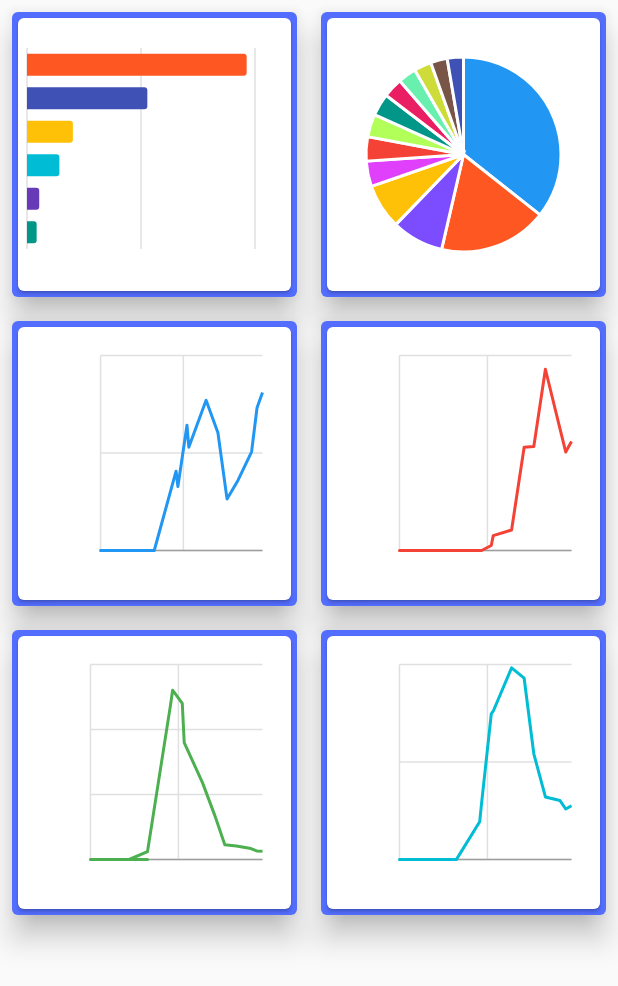
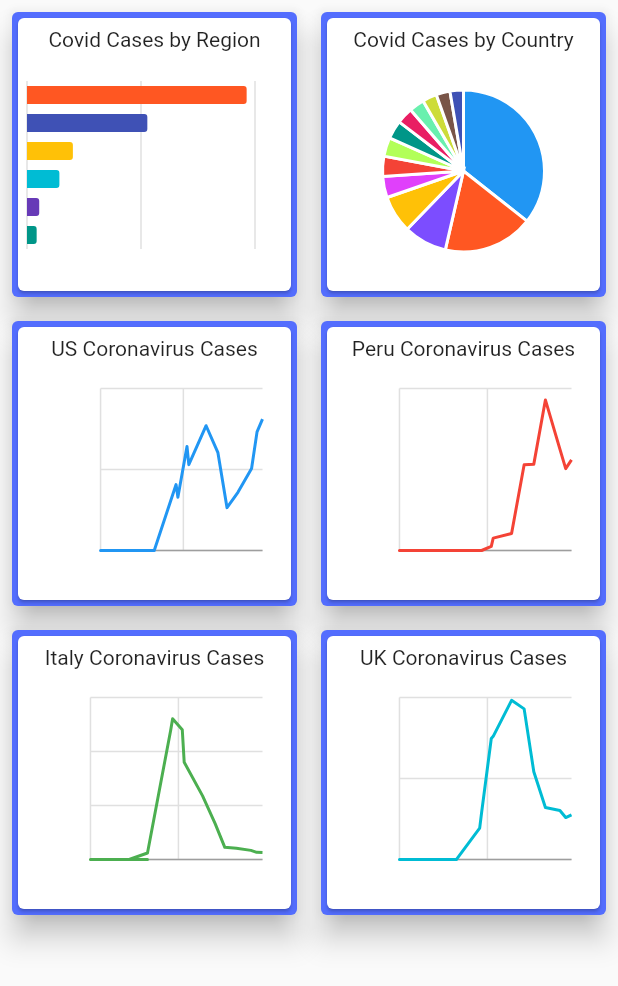
Before and after one commit to Renzo-Olivares/flutter_virus, a Flutter app: the Stats widget shown alone on an empty page, opened directly, on a phone screen of 412 x 824 dp. Shown: the top 986 px of the screen. Run offline on Flutter 3.47's test engine with Material 2 defaults, Android fonts, the phone set to English and light mode, and no system bars; our stand-ins replace charts_flutter, flip_card, google_fonts, material_design_icons_flutter, webview_flutter.

Commit message:
small style updates

```diff
--- a/lib/stats.dart
+++ b/lib/stats.dart
@@ -10,29 +10,38 @@ class Stats extends StatefulWidget {
 }
 
 class _StatsState extends State<Stats> {
+  static final List<String> _titles = [
+    'Covid Cases by Region',
+    'Covid Cases by Country',
+    'US Coronavirus Cases',
+    'Peru Coronavirus Cases',
+    'Italy Coronavirus Cases',
+    'UK Coronavirus Cases',
+  ];
+
   List<Widget> _statsPages = [
     StatsPage(
         chart: CoronavirusBarLabelChart.withSampleData(),
-        chartTitle: 'Coronavirus Cases by Region'),
+        chartTitle: _titles[0]),
     StatsPage(
       chart: CoronavirusPieChart.withSampleData(),
-      chartTitle: 'Coronavirus Cases by Country',
+      chartTitle: _titles[1],
     ),
     StatsPage(
       chart: CoronavirusTimeSeriesChart.withSampleDataUs(),
-      chartTitle: 'US Coronavirus Cases',
+      chartTitle: _titles[2],
     ),
     StatsPage(
       chart: CoronavirusTimeSeriesChart.withSampleDataPeru(),
-      chartTitle: 'Peru Coronavirus Cases',
+      chartTitle: _titles[3],
     ),
     StatsPage(
       chart: CoronavirusTimeSeriesChart.withSampleDataItaly(),
-      chartTitle: 'Germany Coronavirus Cases',
+      chartTitle: _titles[4],
     ),
     StatsPage(
       chart: CoronavirusTimeSeriesChart.withSampleDataUk(),
-      chartTitle: 'UK Coronavirus Cases',
+      chartTitle: _titles[5],
     )
   ];
 
@@ -71,7 +80,16 @@ class _StatsState extends State<Stats> {
                 return Card(
                   shape: RoundedRectangleBorder(
                       borderRadius: BorderRadius.all(Radius.circular(4.0))),
-                  child: IgnorePointer(child: _cardPreviews.elementAt(index)),
+                  child: Column(
+                    crossAxisAlignment: CrossAxisAlignment.center,
+                    children: [
+                      SizedBox(height: 6.0),
+                      Text(_titles.elementAt(index)),
+                      Expanded(
+                          child: IgnorePointer(
+                              child: _cardPreviews.elementAt(index))),
+                    ],
+                  ),
                 );
               },
             ),
@@ -95,6 +113,7 @@ class _StatsPageState extends State<StatsPage> {
     // TODO: implement build
     return Scaffold(
       appBar: AppBar(
+        centerTitle: true,
         title: Text(widget.chartTitle),
       ),
       body: widget.chart,
--- a/lib/countdown.dart
+++ b/lib/tools/countdown.dart
@@ -41,6 +41,7 @@ class _WashingHandsState extends State<WashingHands> {
         // Here we take the value from the MyHomePage object that was created by
         // the App.build method, and use it to set our appbar title.
         title: Text('Hand Washing Timer'),
+        centerTitle: true,
       ),
       body: Center(
         child: Column(
--- a/lib/welcome.dart
+++ b/lib/welcome.dart
@@ -39,7 +39,7 @@ class Welcome extends StatelessWidget {
               alignment: MainAxisAlignment.center,
               children: [
                 RaisedButton(
-                  child: Text('SIGN IN'),
+                  child: Text('CONTINUE'),
                   color: Theme.of(context).accentColor,
                   shape: RoundedRectangleBorder(
                     borderRadius: BorderRadius.circular(6.0),
```
Also changed, not shown: lib/tools.dart (+25 -107 lines), lib/tools/maskguide.dart (added, +102 -0 lines), pubspec.lock.
